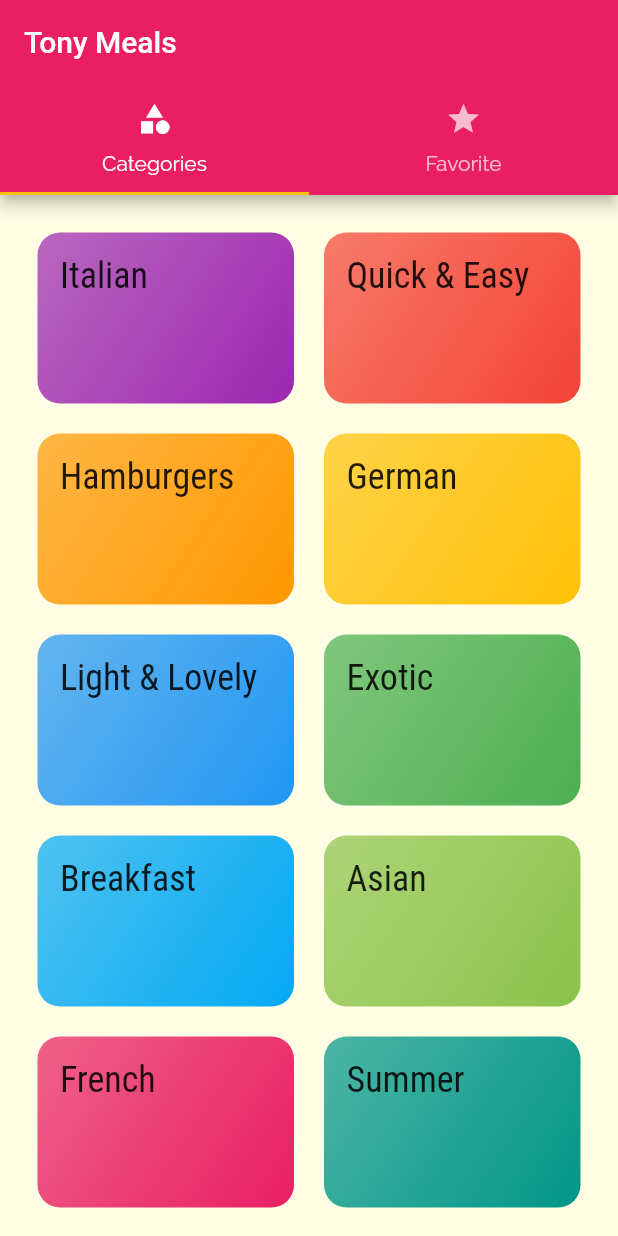
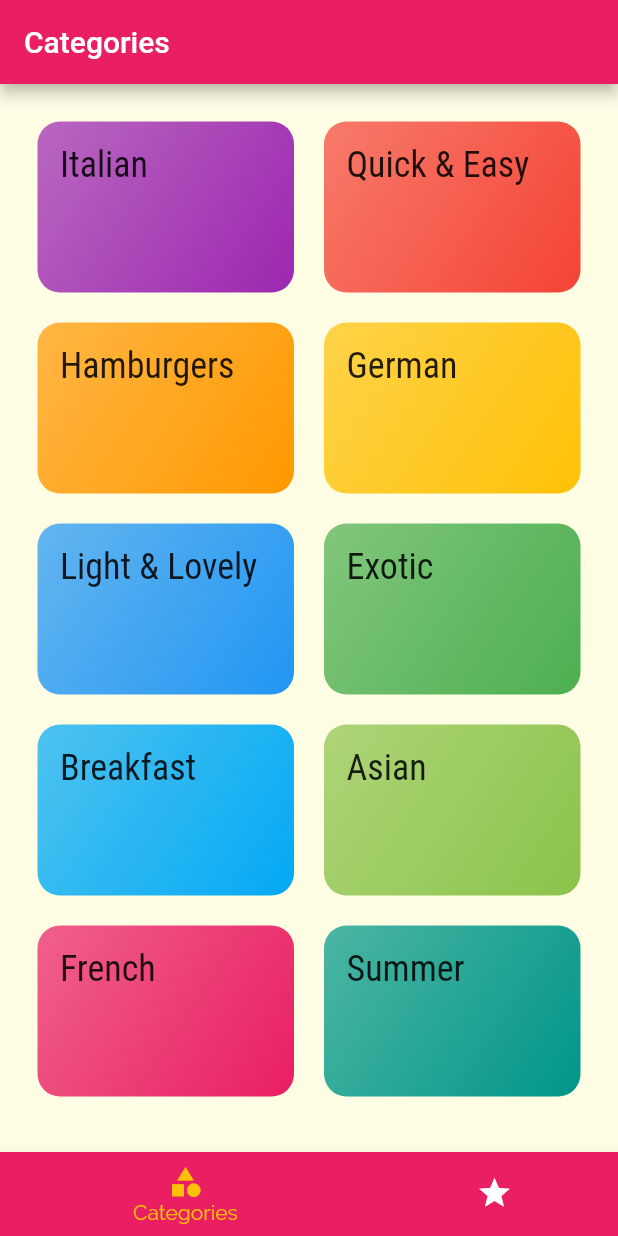
Before and after one commit to trlong357/meals_app, a Flutter app: the screen it shows after launch, on a phone screen of 412 x 824 dp. Run offline on Flutter 3.47's test engine with Material 2 defaults, Android fonts, the phone set to English and light mode, and no system bars.

```diff
--- a/lib/screens/tabs_screen.dart
+++ b/lib/screens/tabs_screen.dart
@@ -10,33 +10,54 @@ class TabsScreen extends StatefulWidget {
 }
 
 class _TabsScreenState extends State<TabsScreen> {
+  final List<Map<String, Object>> _pages = [
+    {
+      'page': const CategoriesScreen(),
+      'title': 'Categories',
+    },
+    {
+      'page': const FavoriteScreen(),
+      'title': 'My Favorites',
+    }
+  ];
+
+  // final List<Widget> _pages = [
+  //   const CategoriesScreen(),
+  //   const FavoriteScreen(),
+  // ];
+  int _selectedPageIndex = 0;
+  void _selectPage(int index) {
+    setState(() {
+      _selectedPageIndex = index;
+    });
+  }
+
   @override
   Widget build(BuildContext context) {
-    return DefaultTabController(
-      initialIndex: 0,
-      length: 2,
-      child: Scaffold(
-        appBar: AppBar(
-          title: const Text('Tony Meals'),
-          bottom: const TabBar(
-            tabs: [
-              Tab(
-                icon: Icon(Icons.category),
-                text: "Categories",
-              ),
-              Tab(
-                icon: Icon(Icons.star),
-                text: "Favorite",
-              )
-            ],
+    return Scaffold(
+      appBar: AppBar(
+        title: Text(_pages[_selectedPageIndex]['title'] as String),
+      ),
+      body: _pages[_selectedPageIndex]['page'] as Widget,
+      bottomNavigationBar: BottomNavigationBar(
+        unselectedItemColor: Colors.white,
+        selectedItemColor: Theme.of(context).colorScheme.secondary,
+        currentIndex: _selectedPageIndex,
+        onTap: _selectPage,
+        backgroundColor: Theme.of(context).colorScheme.primary,
+        type: BottomNavigationBarType.shifting,
+        items: [
+          BottomNavigationBarItem(
+            backgroundColor: Theme.of(context).colorScheme.primary,
+            icon: const Icon(Icons.category),
+            label: "Categories",
           ),
-        ),
-        body: const TabBarView(
-          children: [
-            CategoriesScreen(),
-            FavoriteScreen(),
-          ],
-        ),
+          BottomNavigationBarItem(
+            backgroundColor: Theme.of(context).colorScheme.primary,
+            icon: const Icon(Icons.star),
+            label: "Favorites",
+          ),
+        ],
       ),
     );
   }
```
